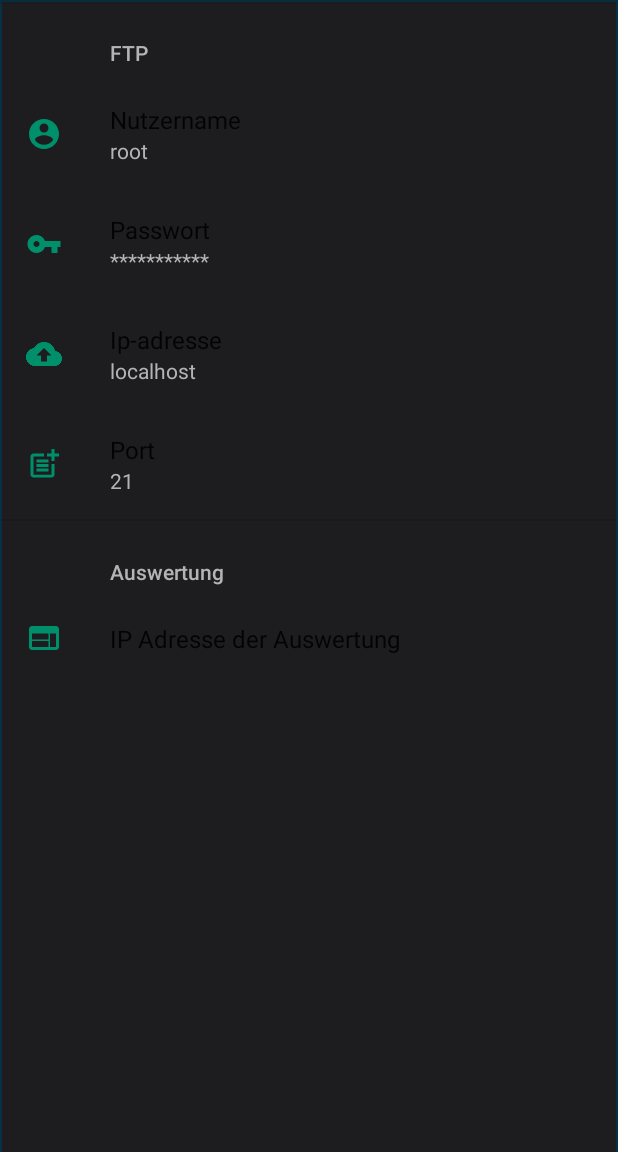
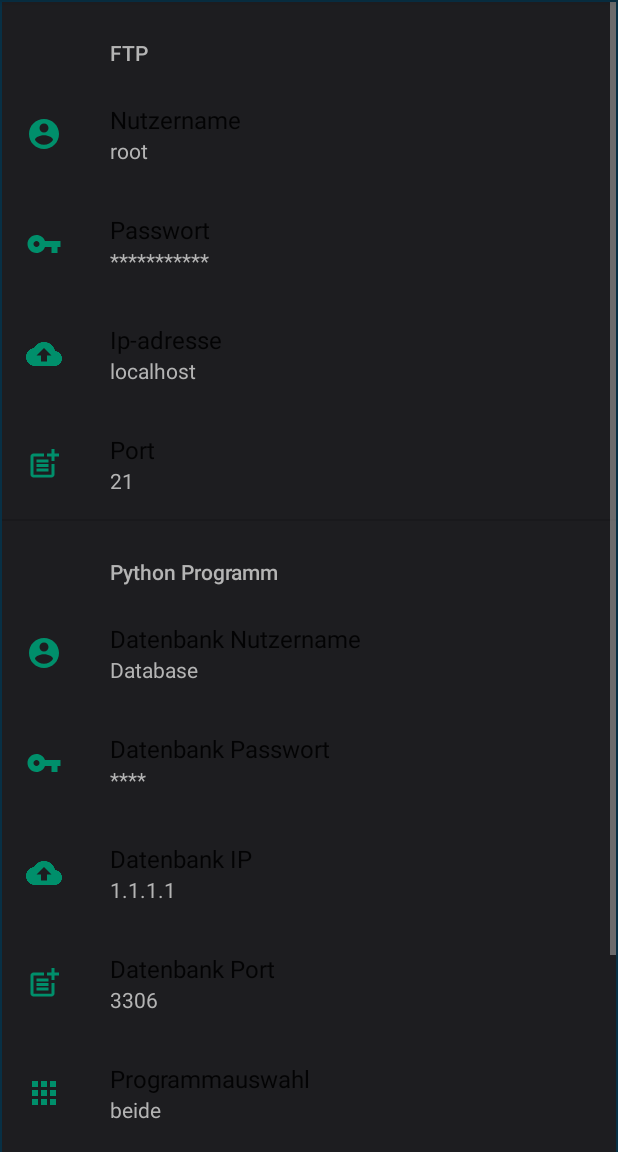
Before and after one commit to LukasKraemer/HA-APP-PUBLIC, an Android app: the SettingsFragment screen opened through its navigation route, on a phone screen of 412 x 824 dp, the part 84-1236 px from its top. Run offline under Robolectric (Android 15) with nearby library versions, the phone set to English and light mode, and no system bars; our stand-ins replace androidx.preference; 11 statements that could not run were skipped.

Commit message:
alles geht

```diff
--- a/app/src/main/java/com/lukaskraener/ha_analyse/SettingsFragment.kt
+++ b/app/src/main/java/com/lukaskraener/ha_analyse/SettingsFragment.kt
@@ -18,16 +18,13 @@ class SettingsFragment : PreferenceFragmentCompat() {
     private  var preftpip:EditTextPreference? = null
     private  var preftpport:EditTextPreference? = null
     private  var preauswertungip:EditTextPreference? = null
-
-    /*
     private  var prepyip:EditTextPreference? = null
     private  var prepyuser:EditTextPreference? = null
     private  var prepypwd:EditTextPreference? = null
     private  var prepyport:EditTextPreference? = null
-    private  var prepyschema:EditTextPreference? = null
     private  var prepyprozess:EditTextPreference? = null
     private  var prepyprogram:EditTextPreference? = null
-*/
+
     //values:
     private  lateinit var sharedPreference: SharedPreferences
     private var ftpuser = ""
@@ -35,15 +32,13 @@ class SettingsFragment : PreferenceFragmentCompat() {
     private var ftpip = ""
     private var ftpport = ""
     private var auswertungip = ""
-    /*
     private  var pyip = ""
     private  var pyuser = ""
     private  var pypwd = ""
     private  var pyport = ""
-    private  var pyschema = ""
     private  var pyprozess = ""
     private var pyprogram = ""
-    */
+
 
 
     override fun onCreatePreferences(savedInstanceState: Bundle?, rootKey: String?) {
@@ -54,15 +49,13 @@ class SettingsFragment : PreferenceFragmentCompat() {
         preftpip= findPreference("key_ftp_ip")
         preftpport= findPreference("key_ftp_port")
         preauswertungip = findPreference("key_auswertung_url")
-        /*
+
         prepyuser =findPreference("key_py_user")
         prepyip = findPreference("key_py_ip")
         prepypwd = findPreference("key_py_pwd")
         prepyport = findPreference("key_py_port")
-        prepyschema = findPreference("key_py_schema")
         prepyprozess = findPreference("key_py_prozess")
         prepyprogram = findPreference("key_py_program")
-*/
 
         loadDatafromPreferences()
 
@@ -70,7 +63,7 @@ preftpuser?.setOnBindEditTextListener { editText ->
         editText.inputType = InputType.TYPE_CLASS_TEXT
         }
         preftppwd?.setOnBindEditTextListener { editText ->
-editText.inputType = InputType.TYPE_NUMBER_VARIATION_PASSWORD
+        editText.inputType = InputType.TYPE_TEXT_VARIATION_PASSWORD or InputType.TYPE_CLASS_TEXT
         }
         preftpport?.setOnBindEditTextListener { editText ->
         editText.inputType = InputType.TYPE_CLASS_NUMBER
@@ -81,12 +74,12 @@ editText.inputType = InputType.TYPE_CLASS_TEXT
         preauswertungip?.setOnBindEditTextListener { editText ->
         editText.inputType = InputType.TYPE_CLASS_TEXT
         }
-/*
+
         prepyuser?.setOnBindEditTextListener { editText ->
         editText.inputType = InputType.TYPE_CLASS_TEXT
         }
         prepypwd?.setOnBindEditTextListener { editText ->
-editText.inputType = InputType.TYPE_NUMBER_VARIATION_PASSWORD
+        editText.inputType = InputType.TYPE_TEXT_VARIATION_PASSWORD or InputType.TYPE_CLASS_TEXT
         }
         prepyip?.setOnBindEditTextListener { editText ->
         editText.inputType = InputType.TYPE_CLASS_TEXT
@@ -100,11 +93,9 @@ editText.inputType = InputType.TYPE_CLASS_TEXT
         prepyprozess?.setOnBindEditTextListener { editText ->
         editText.inputType = InputType.TYPE_CLASS_NUMBER
         }
-prepyschema?.setOnBindEditTextListener { editText ->
-editText.inputType = InputType.TYPE_CLASS_TEXT
-}
 
-*/
+
+
 
         preftpuser?.summaryProvider = EditTextPreference.SimpleSummaryProvider.getInstance()
         preftpport?.summaryProvider = EditTextPreference.SimpleSummaryProvider.getInstance()
@@ -120,14 +111,23 @@ if(TextUtils.isEmpty(text)){
         }
 
         }
-/*
+
         prepyuser?.summaryProvider = EditTextPreference.SimpleSummaryProvider.getInstance()
-prepypwd?.summaryProvider = EditTextPreference.SimpleSummaryProvider.getInstance()
+        prepypwd?.summaryProvider = Preference.SummaryProvider<EditTextPreference> {preference ->
+            val text = preference.text
+            if(TextUtils.isEmpty(text)){
+                "Kein Passwoort wurde gesetzt"
+            }else{
+                val value = "*".repeat(text.length)
+                value
+            }
+
+        }
         prepyip?.summaryProvider = EditTextPreference.SimpleSummaryProvider.getInstance()
-prepyschema?.summaryProvider = EditTextPreference.SimpleSummaryProvider.getInstance()
+        prepyport?.summaryProvider = EditTextPreference.SimpleSummaryProvider.getInstance()
         prepyprogram?.summaryProvider = EditTextPreference.SimpleSummaryProvider.getInstance()
         prepyprozess?.summaryProvider = EditTextPreference.SimpleSummaryProvider.getInstance()
-*/
+
     }
 
         private fun loadDatafromPreferences(){
@@ -137,15 +137,15 @@ ftppwd = sharedPreference.getString("key_ftp_passwort", "")!!
         ftpip = sharedPreference.getString("key_ftp_ip", "")!!
         ftpport = sharedPreference.getString("key_ftp_port", "")!!
         auswertungip= sharedPreference.getString("key_auswertung_url", "")!!
-/*
+
         pyuser = sharedPreference.getString("key_py_user", "")!!
         pypwd = sharedPreference.getString("key_py_pwd", "")!!
         pyip = sharedPreference.getString("key_py_ip", "")!!
-pyschema = sharedPreference.getString("key_py_schema", "")!!
+        pyport = sharedPreference.getString("key_py_port", "")!!
+
         pyprogram = sharedPreference.getString("key_py_program", "")!!
         pyprozess = sharedPreference.getString("key_py_prozess", "")!!
 
-pyport = sharedPreference.getString("key_py_port", "")!!
-*/
+
 }
 }
--- /dev/null
+++ b/app/src/main/res/drawable/ic_baseline_all_inbox_24.xml
@@ -0,0 +1,10 @@
+<vector xmlns:android="http://schemas.android.com/apk/res/android"
+    android:width="24dp"
+    android:height="24dp"
+    android:viewportWidth="24"
+    android:viewportHeight="24"
+    android:tint="@color/vektor">
+  <path
+      android:fillColor="@android:color/white"
+      android:pathData="M19,3L5,3c-1.1,0 -2,0.9 -2,2v7c0,1.1 0.9,2 2,2h14c1.1,0 2,-0.9 2,-2L21,5c0,-1.1 -0.9,-2 -2,-2zM19,9h-4c0,1.62 -1.38,3 -3,3s-3,-1.38 -3,-3L5,9L5,5h14v4zM15,16h6v3c0,1.1 -0.9,2 -2,2L5,21c-1.1,0 -2,-0.9 -2,-2v-3h6c0,1.66 1.34,3 3,3s3,-1.34 3,-3z"/>
+</vector>
--- /dev/null
+++ b/app/src/main/res/drawable/ic_baseline_apps_24.xml
@@ -0,0 +1,10 @@
+<vector xmlns:android="http://schemas.android.com/apk/res/android"
+    android:width="24dp"
+    android:height="24dp"
+    android:viewportWidth="24"
+    android:viewportHeight="24"
+    android:tint="@color/vektor">
+  <path
+      android:fillColor="@android:color/white"
+      android:pathData="M4,8h4L8,4L4,4v4zM10,20h4v-4h-4v4zM4,20h4v-4L4,16v4zM4,14h4v-4L4,10v4zM10,14h4v-4h-4v4zM16,4v4h4L20,4h-4zM10,8h4L14,4h-4v4zM16,14h4v-4h-4v4zM16,20h4v-4h-4v4z"/>
+</vector>
--- a/app/src/main/res/xml/settings.xml
+++ b/app/src/main/res/xml/settings.xml
@@ -43,11 +43,11 @@
             android:summary="21"
             android:title="Port" />
     </PreferenceCategory>
-    <!--
     <PreferenceCategory android:title="Python Programm">
 
         <EditTextPreference
             android:defaultValue="Database"
+            android:icon="@drawable/ic_baseline_account_circle_24"
             android:key="key_py_user"
             android:selectAllOnFocus="true"
             android:singleLine="true"
@@ -55,6 +55,7 @@
             android:title="Datenbank Nutzername" />
         <EditTextPreference
             android:defaultValue="pwd"
+            android:icon="@drawable/ic_baseline_vpn_key_24"
             android:key="key_py_pwd"
             android:selectAllOnFocus="true"
             android:singleLine="true"
@@ -62,40 +63,40 @@
             android:title="Datenbank Passwort" />
         <EditTextPreference
             android:defaultValue="1.1.1.1"
+            android:icon="@drawable/ic_baseline_cloud_upload_24"
             android:key="key_py_ip"
             android:selectAllOnFocus="true"
             android:singleLine="true"
             android:summary="1.1.1.1"
             android:title="Datenbank IP" />
+
         <EditTextPreference
-            android:defaultValue="3306"
+            android:defaultValue="portnummer"
+            android:icon="@drawable/ic_baseline_post_add_24"
             android:key="key_py_port"
             android:selectAllOnFocus="true"
             android:singleLine="true"
             android:summary="3306"
             android:title="Datenbank Port" />
-        <EditTextPreference
-            android:defaultValue="car"
-            android:key="key_py_schema"
-            android:selectAllOnFocus="true"
-            android:singleLine="true"
-            android:summary="car"
-            android:title="Schema" />
+
         <EditTextPreference
             android:defaultValue="beide"
+            android:icon="@drawable/ic_baseline_apps_24"
             android:key="key_py_program"
             android:selectAllOnFocus="true"
             android:singleLine="true"
             android:summary="beide"
             android:title="Programmauswahl" />
+
         <EditTextPreference
             android:defaultValue='"1"'
+            android:icon="@drawable/ic_baseline_all_inbox_24"
             android:key="key_py_prozess"
             android:selectAllOnFocus="true"
             android:singleLine="true"
             android:title="Prozessanzahl" />
     </PreferenceCategory>
-    -->
+
     <PreferenceCategory android:title="Auswertung">
 
         <EditTextPreference
```
Lines whose indentation alone changed are shown as unchanged.
